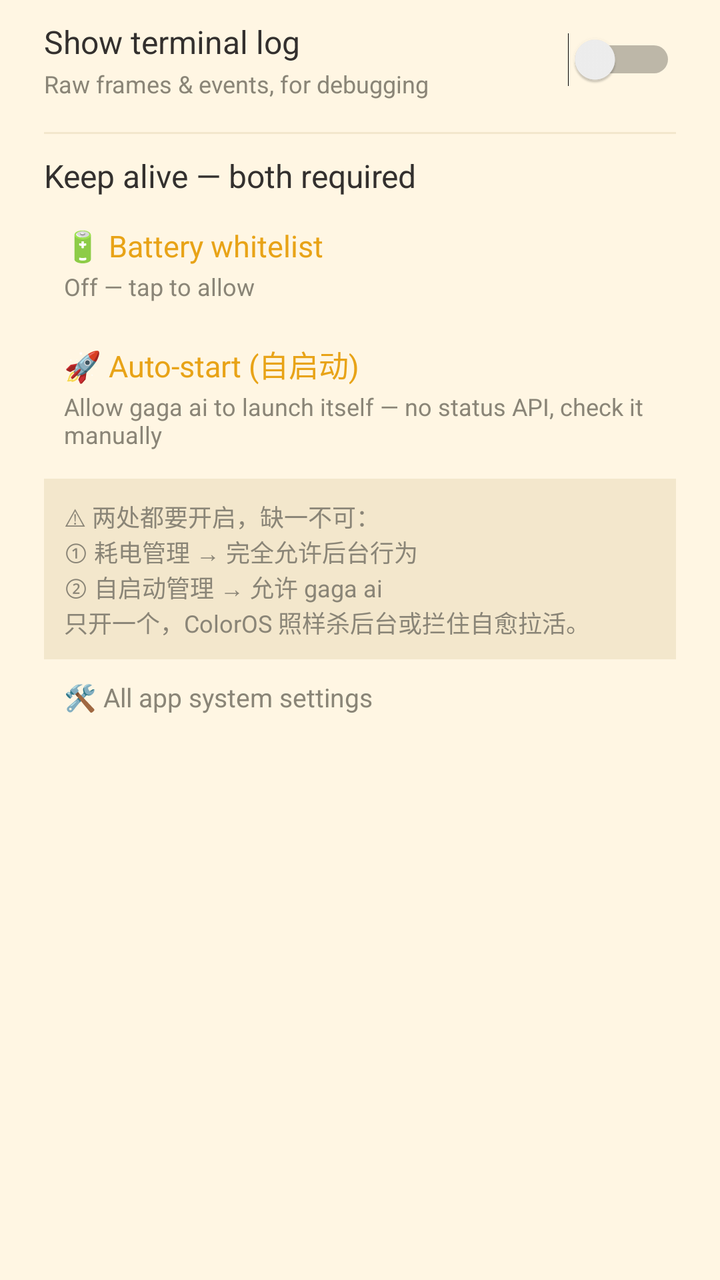
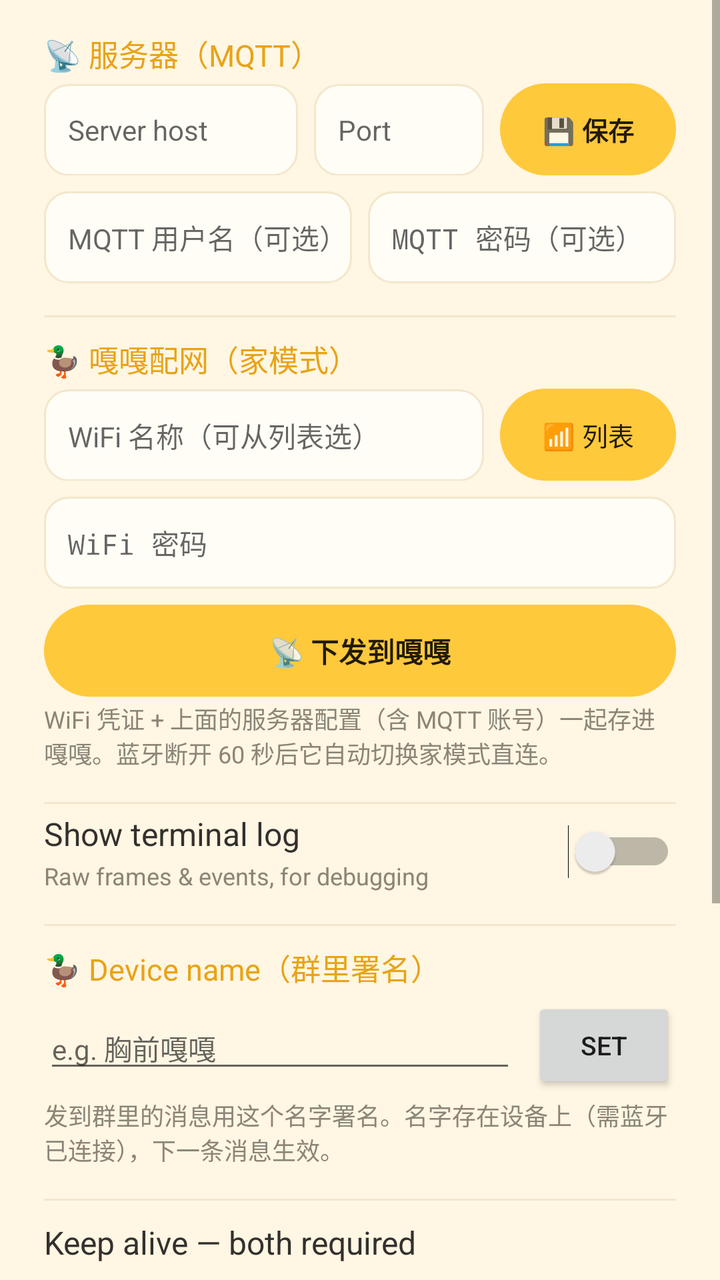

An Android layout rendered at two revisions. The XML below is the earlier revision; the diff shows what the commit changed to produce the second picture.
<!-- AndroidManifest.xml: application theme GagaTheme -->
<!-- res/layout/dialog_settings.xml -->
<?xml version="1.0" encoding="utf-8"?>
<LinearLayout xmlns:android="http://schemas.android.com/apk/res/android"
    android:layout_width="match_parent"
    android:layout_height="wrap_content"
    android:orientation="vertical"
    android:paddingStart="22dp"
    android:paddingTop="10dp"
    android:paddingEnd="22dp"
    android:paddingBottom="6dp">

    <LinearLayout
        android:layout_width="match_parent"
        android:layout_height="wrap_content"
        android:gravity="center_vertical"
        android:orientation="horizontal">

        <LinearLayout
            android:layout_width="0dp"
            android:layout_height="wrap_content"
            android:layout_weight="1"
            android:orientation="vertical">

            <TextView
                android:layout_width="match_parent"
                android:layout_height="wrap_content"
                android:text="Show terminal log"
                android:textColor="@color/ink"
                android:textSize="16sp" />

            <TextView
                android:layout_width="match_parent"
                android:layout_height="wrap_content"
                android:layout_marginTop="2dp"
                android:text="Raw frames &amp; events, for debugging"
                android:textColor="@color/ink_soft"
                android:textSize="12sp" />
        </LinearLayout>

        <Switch
            android:id="@+id/swTerminal"
            android:layout_width="wrap_content"
            android:layout_height="wrap_content"
            android:layout_marginStart="12dp" />
    </LinearLayout>

    <View
        android:layout_width="match_parent"
        android:layout_height="1dp"
        android:layout_marginTop="16dp"
        android:layout_marginBottom="4dp"
        android:background="@color/card_stroke" />

    
    <TextView
        android:layout_width="match_parent"
        android:layout_height="wrap_content"
        android:layout_marginTop="6dp"
        android:text="Keep alive — both required"
        android:textColor="@color/ink"
        android:textSize="16sp" />

    <LinearLayout
        android:id="@+id/rowBatteryWhitelist"
        android:layout_width="match_parent"
        android:layout_height="wrap_content"
        android:layout_marginTop="4dp"
        android:background="?android:attr/selectableItemBackground"
        android:orientation="vertical"
        android:padding="10dp">

        <TextView
            android:layout_width="match_parent"
            android:layout_height="wrap_content"
            android:text="🔋 Battery whitelist"
            android:textColor="@color/duck_yellow_dark"
            android:textSize="15sp" />

        <TextView
            android:id="@+id/tvBatteryState"
            android:layout_width="match_parent"
            android:layout_height="wrap_content"
            android:layout_marginTop="2dp"
            android:text="Off — tap to allow"
            android:textColor="@color/ink_soft"
            android:textSize="12sp" />
    </LinearLayout>

    <LinearLayout
        android:id="@+id/rowAutoStart"
        android:layout_width="match_parent"
        android:layout_height="wrap_content"
        android:background="?android:attr/selectableItemBackground"
        android:orientation="vertical"
        android:padding="10dp">

        <TextView
            android:layout_width="match_parent"
            android:layout_height="wrap_content"
            android:text="🚀 Auto-start (自启动)"
            android:textColor="@color/duck_yellow_dark"
            android:textSize="15sp" />

        <TextView
            android:layout_width="match_parent"
            android:layout_height="wrap_content"
            android:layout_marginTop="2dp"
            android:text="Allow gaga ai to launch itself — no status API, check it manually"
            android:textColor="@color/ink_soft"
            android:textSize="12sp" />
    </LinearLayout>

    <TextView
        android:layout_width="match_parent"
        android:layout_height="wrap_content"
        android:layout_marginTop="4dp"
        android:background="@color/card_stroke"
        android:padding="10dp"
        android:text="⚠ 两处都要开启，缺一不可：\n① 耗电管理 → 完全允许后台行为\n② 自启动管理 → 允许 gaga ai\n只开一个，ColorOS 照样杀后台或拦住自愈拉活。"
        android:textColor="@color/ink_soft"
        android:textSize="12sp" />

    <TextView
        android:id="@+id/tvSystemSettings"
        android:layout_width="match_parent"
        android:layout_height="wrap_content"
        android:background="?android:attr/selectableItemBackground"
        android:padding="10dp"
        android:text="🛠 All app system settings"
        android:textColor="@color/ink_soft"
        android:textSize="13sp" />
</LinearLayout>
<!-- resources referenced by this layout -->
<resources>
  <color name="card_stroke">#F3E7CC</color>
  <color name="duck_yellow_dark">#E8A317</color>
  <color name="ink">#33302E</color>
  <color name="ink_soft">#8A8577</color>
  <style name="GagaTheme" parent="@android:style/Theme.Material.Light.NoActionBar">
          <item name="android:windowBackground">@color/bg_warm</item>
          <item name="android:statusBarColor">@color/bg_warm</item>
          <item name="android:windowLightStatusBar">true</item>
          <item name="android:colorAccent">@color/duck_yellow_dark</item>
      </style>
  <color name="bg_warm">#FFF6E3</color>
</resources>

<!-- the commit's change to res/layout/dialog_settings.xml (unified diff, before → after) -->
@@ -1,5 +1,9 @@
 <?xml version="1.0" encoding="utf-8"?>
-<LinearLayout xmlns:android="http://schemas.android.com/apk/res/android"
+<ScrollView xmlns:android="http://schemas.android.com/apk/res/android"
+    android:layout_width="match_parent"
+    android:layout_height="wrap_content">
+
+<LinearLayout
     android:layout_width="match_parent"
     android:layout_height="wrap_content"
     android:orientation="vertical"
@@ -7,6 +11,186 @@
     android:paddingTop="10dp"
     android:paddingEnd="22dp"
     android:paddingBottom="6dp">
+
+    
+    <TextView
+        android:layout_width="match_parent"
+        android:layout_height="wrap_content"
+        android:layout_marginTop="6dp"
+        android:text="📡 服务器（MQTT）"
+        android:textColor="@color/duck_yellow_dark"
+        android:textSize="15sp" />
+
+    <LinearLayout
+        android:layout_width="match_parent"
+        android:layout_height="wrap_content"
+        android:layout_marginTop="4dp"
+        android:orientation="horizontal">
+
+        <EditText
+            android:id="@+id/etBrokerHost"
+            android:layout_width="0dp"
+            android:layout_height="46dp"
+            android:layout_weight="1.5"
+            android:background="@drawable/bg_input"
+            android:hint="Server host"
+            android:inputType="textUri"
+            android:paddingStart="12dp"
+            android:paddingEnd="12dp"
+            android:singleLine="true"
+            android:textSize="14sp" />
+
+        <EditText
+            android:id="@+id/etBrokerPort"
+            android:layout_width="0dp"
+            android:layout_height="46dp"
+            android:layout_marginStart="8dp"
+            android:layout_weight="1"
+            android:background="@drawable/bg_input"
+            android:hint="Port"
+            android:inputType="number"
+            android:paddingStart="12dp"
+            android:paddingEnd="12dp"
+            android:singleLine="true"
+            android:textSize="14sp" />
+
+        <Button
+            android:id="@+id/btnSaveBroker"
+            android:layout_width="wrap_content"
+            android:layout_height="46dp"
+            android:layout_marginStart="8dp"
+            android:background="@drawable/bg_btn_start"
+            android:paddingStart="14dp"
+            android:paddingEnd="14dp"
+            android:stateListAnimator="@null"
+            android:text="💾 保存"
+            android:textAllCaps="false"
+            android:textSize="13sp"
+            android:textStyle="bold" />
+    </LinearLayout>
+
+    <LinearLayout
+        android:layout_width="match_parent"
+        android:layout_height="wrap_content"
+        android:layout_marginTop="8dp"
+        android:orientation="horizontal">
+
+        <EditText
+            android:id="@+id/etMqttUser"
+            android:layout_width="0dp"
+            android:layout_height="46dp"
+            android:layout_weight="1"
+            android:background="@drawable/bg_input"
+            android:hint="MQTT 用户名（可选）"
+            android:inputType="text"
+            android:paddingStart="12dp"
+            android:paddingEnd="12dp"
+            android:singleLine="true"
+            android:textSize="14sp" />
+
+        <EditText
+            android:id="@+id/etMqttPass"
+            android:layout_width="0dp"
+            android:layout_height="46dp"
+            android:layout_marginStart="8dp"
+            android:layout_weight="1"
+            android:background="@drawable/bg_input"
+            android:hint="MQTT 密码（可选）"
+            android:inputType="textPassword"
+            android:paddingStart="12dp"
+            android:paddingEnd="12dp"
+            android:singleLine="true"
+            android:textSize="14sp" />
+    </LinearLayout>
+
+    <View
+        android:layout_width="match_parent"
+        android:layout_height="1dp"
+        android:layout_marginTop="16dp"
+        android:layout_marginBottom="4dp"
+        android:background="@color/card_stroke" />
+
+    
+    <TextView
+        android:layout_width="match_parent"
+        android:layout_height="wrap_content"
+        android:layout_marginTop="6dp"
+        android:text="🦆 嘎嘎配网（家模式）"
+        android:textColor="@color/duck_yellow_dark"
+        android:textSize="15sp" />
+
+    <LinearLayout
+        android:layout_width="match_parent"
+        android:layout_height="wrap_content"
+        android:layout_marginTop="4dp"
+        android:orientation="horizontal">
+
+        <EditText
+            android:id="@+id/etWifiSsid"
+            android:layout_width="0dp"
+            android:layout_height="46dp"
+            android:layout_weight="1"
+            android:background="@drawable/bg_input"
+            android:hint="WiFi 名称（可从列表选）"
+            android:inputType="text"
+            android:paddingStart="12dp"
+            android:paddingEnd="12dp"
+            android:singleLine="true"
+            android:textSize="14sp" />
+
+        <Button
+            android:id="@+id/btnPickWifi"
+            android:layout_width="wrap_content"
+            android:layout_height="46dp"
+            android:layout_marginStart="8dp"
+            android:background="@drawable/bg_btn_start"
+            android:paddingStart="14dp"
+            android:paddingEnd="14dp"
+            android:stateListAnimator="@null"
+            android:text="📶 列表"
+            android:textAllCaps="false"
+            android:textSize="13sp" />
+    </LinearLayout>
+
+    <EditText
+        android:id="@+id/etWifiPass"
+        android:layout_width="match_parent"
+        android:layout_height="46dp"
+        android:layout_marginTop="8dp"
+        android:background="@drawable/bg_input"
+        android:hint="WiFi 密码"
+        android:inputType="textPassword"
+        android:paddingStart="12dp"
+        android:paddingEnd="12dp"
+        android:singleLine="true"
+        android:textSize="14sp" />
+
+    <Button
+        android:id="@+id/btnSendWifi"
+        android:layout_width="match_parent"
+        android:layout_height="46dp"
+        android:layout_marginTop="8dp"
+        android:background="@drawable/bg_btn_start"
+        android:stateListAnimator="@null"
+        android:text="📡 下发到嘎嘎"
+        android:textAllCaps="false"
+        android:textSize="14sp"
+        android:textStyle="bold" />
+
+    <TextView
+        android:layout_width="match_parent"
+        android:layout_height="wrap_content"
+        android:layout_marginTop="2dp"
+        android:text="WiFi 凭证 + 上面的服务器配置（含 MQTT 账号）一起存进嘎嘎。蓝牙断开 60 秒后它自动切换家模式直连。"
+        android:textColor="@color/ink_soft"
+        android:textSize="12sp" />
+
+    <View
+        android:layout_width="match_parent"
+        android:layout_height="1dp"
+        android:layout_marginTop="16dp"
+        android:layout_marginBottom="4dp"
+        android:background="@color/card_stroke" />
 
     <LinearLayout
         android:layout_width="match_parent"
@@ -55,6 +239,57 @@
         android:layout_width="match_parent"
         android:layout_height="wrap_content"
         android:layout_marginTop="6dp"
+        android:text="🦆 Device name（群里署名）"
+        android:textColor="@color/duck_yellow_dark"
+        android:textSize="15sp" />
+
+    <LinearLayout
+        android:layout_width="match_parent"
+        android:layout_height="wrap_content"
+        android:layout_marginTop="4dp"
+        android:gravity="center_vertical"
+        android:orientation="horizontal">
+
+        <EditText
+            android:id="@+id/etDevName"
+            android:layout_width="0dp"
+            android:layout_height="wrap_content"
+            android:layout_weight="1"
+            android:hint="e.g. 胸前嘎嘎"
+            android:inputType="text"
+            android:maxLines="1"
+            android:textSize="14sp" />
+
+        <Button
+            android:id="@+id/btnSendName"
+            android:layout_width="wrap_content"
+            android:layout_height="wrap_content"
+            android:layout_marginStart="8dp"
+            android:minWidth="72dp"
+            android:text="Set"
+            android:textSize="13sp" />
+    </LinearLayout>
+
+    <TextView
+        android:layout_width="match_parent"
+        android:layout_height="wrap_content"
+        android:layout_marginTop="2dp"
+        android:text="发到群里的消息用这个名字署名。名字存在设备上（需蓝牙已连接），下一条消息生效。"
+        android:textColor="@color/ink_soft"
+        android:textSize="12sp" />
+
+    <View
+        android:layout_width="match_parent"
+        android:layout_height="1dp"
+        android:layout_marginTop="16dp"
+        android:layout_marginBottom="4dp"
+        android:background="@color/card_stroke" />
+
+    
+    <TextView
+        android:layout_width="match_parent"
+        android:layout_height="wrap_content"
+        android:layout_marginTop="6dp"
         android:text="Keep alive — both required"
         android:textColor="@color/ink"
         android:textSize="16sp" />
@@ -129,3 +364,4 @@
         android:textColor="@color/ink_soft"
         android:textSize="13sp" />
 </LinearLayout>
+</ScrollView>
<!-- resource entries referenced after the edit -->
@@ -4,12 +4,30 @@
   <color name="duck_yellow_dark">#E8A317</color>
   <color name="ink">#33302E</color>
   <color name="ink_soft">#8A8577</color>
+  <!-- drawable bg_btn_start (drawable) -->
+  <?xml version="1.0" encoding="utf-8"?>
+  <selector xmlns:android="http://schemas.android.com/apk/res/android">
+      <item android:state_pressed="true">
+          <shape><solid android:color="@color/duck_yellow_dark" /><corners android:radius="28dp" /></shape>
+      </item>
+      <item>
+          <shape><solid android:color="@color/duck_yellow" /><corners android:radius="28dp" /></shape>
+      </item>
+  </selector>
+  <!-- drawable bg_input (drawable) -->
+  <?xml version="1.0" encoding="utf-8"?>
+  <shape xmlns:android="http://schemas.android.com/apk/res/android">
+      <solid android:color="#FFFDF6" />
+      <corners android:radius="12dp" />
+      <stroke android:width="1dp" android:color="@color/card_stroke" />
+  </shape>
   <style name="GagaTheme" parent="@android:style/Theme.Material.Light.NoActionBar">
           <item name="android:windowBackground">@color/bg_warm</item>
           <item name="android:statusBarColor">@color/bg_warm</item>
           <item name="android:windowLightStatusBar">true</item>
           <item name="android:colorAccent">@color/duck_yellow_dark</item>
       </style>
+  <color name="duck_yellow">#FFC93C</color>
   <color name="bg_warm">#FFF6E3</color>
 </resources>
 
